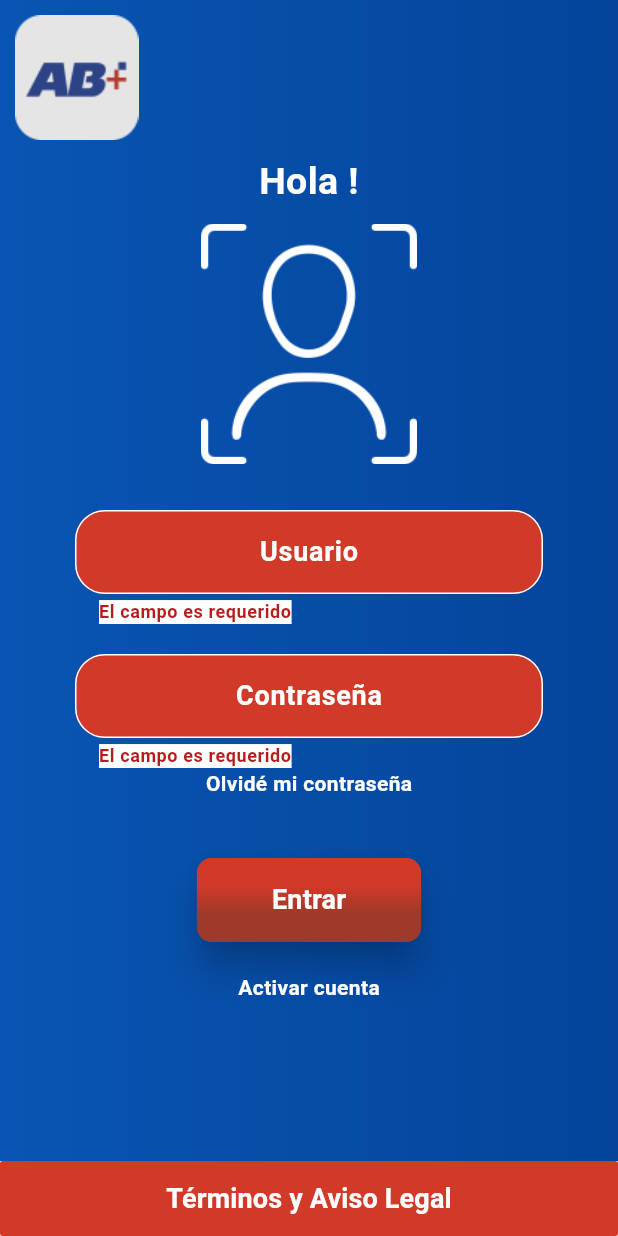
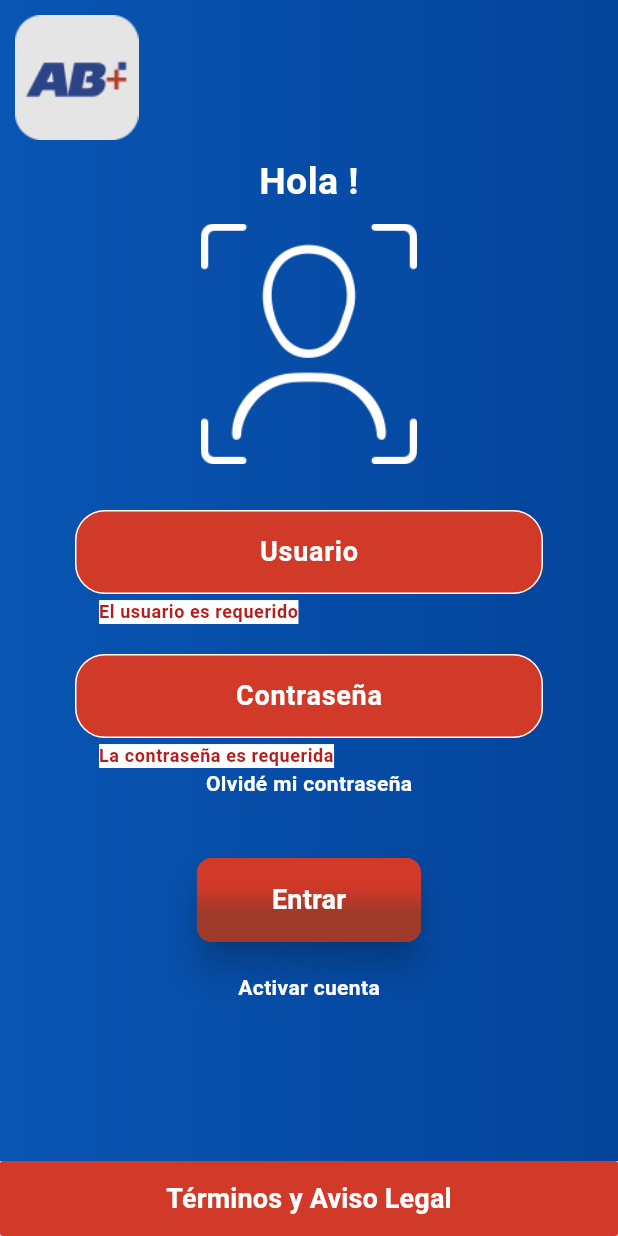
Before and after one commit to guillermoherrera/flutter_ABORDO_test, a Flutter app: the screen it shows after launch, after a tap on "Entrar", on a phone screen of 412 x 824 dp. Run offline on Flutter 3.47's test engine with Material 3 defaults, Android fonts, the phone set to English and light mode, and no system bars; our stand-ins replace bloc, equatable, flutter_bloc, formz.

```diff
--- a/lib/helpers/validator/contrasena.dart
+++ b/lib/helpers/validator/contrasena.dart
@@ -10,7 +10,7 @@ class Contrasena extends FormzInput<String, ContrasenaError>{
   String? get errorMessage{
     if(isValid || isPure) return null;
 
-    if(displayError == ContrasenaError.empty) return 'El campo es requerido';
+    if(displayError == ContrasenaError.empty) return 'La contraseña es requerida';
     if(displayError == ContrasenaError.length) return 'Minimo 6 caracteres';
 
     return null;
--- a/lib/helpers/validator/usuario.dart
+++ b/lib/helpers/validator/usuario.dart
@@ -12,7 +12,7 @@ class Usuario extends FormzInput<String, UsuarioError>{
   String? get errorMessage{
     if(isValid || isPure) return null;
 
-    if(displayError == UsuarioError.empty) return 'El campo es requerido';
+    if(displayError == UsuarioError.empty) return 'El usuario es requerido';
     if(displayError == UsuarioError.length) return 'Minimo 6 caracteres';
 
     return null;
```
Also changed, not shown: 16 other files.
